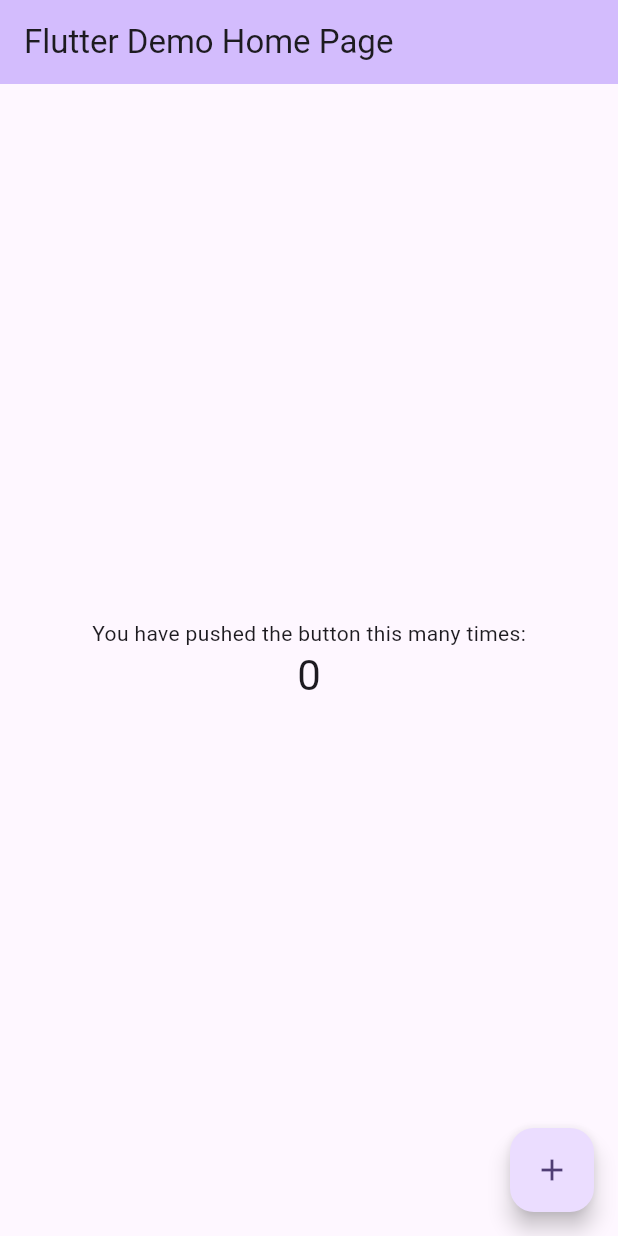
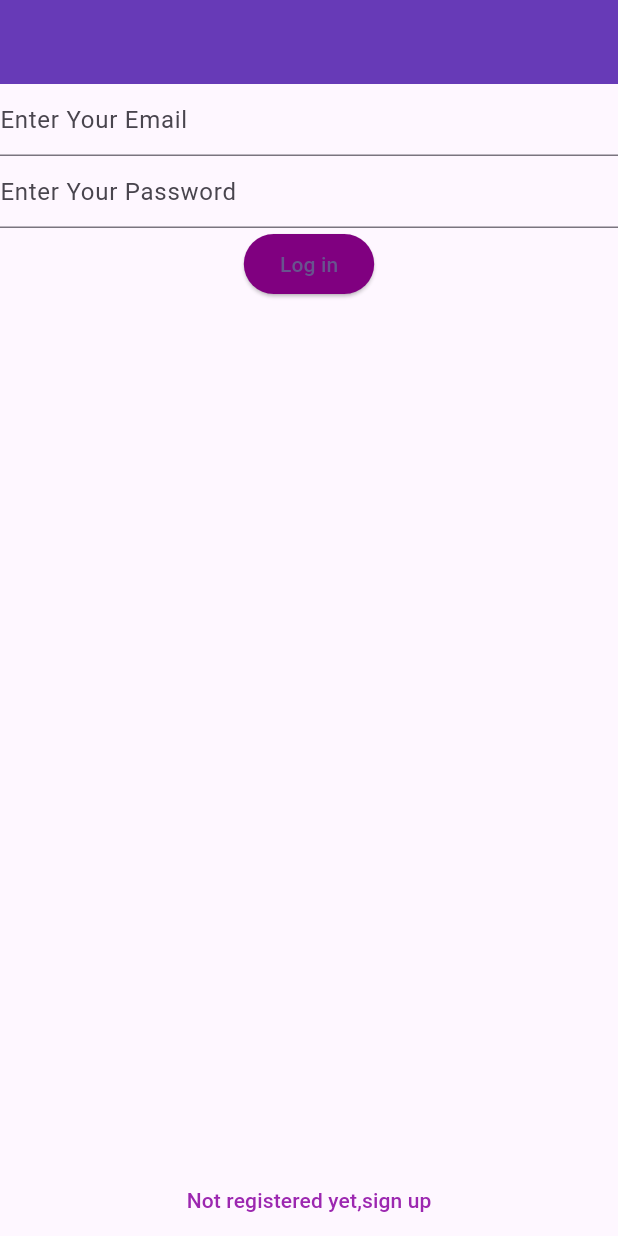
Before and after one commit to PRG-Alpha-231/skillmentor, a Flutter app: the screen it shows after launch, on a phone screen of 412 x 824 dp. Run offline on Flutter 3.47's test engine with Material 3 defaults, Android fonts, the phone set to English and light mode, and no system bars.

Commit message:
;login screen

```diff
--- a/lib/main.dart
+++ b/lib/main.dart
@@ -1,4 +1,5 @@
 import 'package:flutter/material.dart';
+import 'package:skillmentor/users/screens/user_login_screen.dart';
 
 void main() {
   runApp(const MyApp());
@@ -31,95 +32,7 @@
         colorScheme: ColorScheme.fromSeed(seedColor: Colors.deepPurple),
         useMaterial3: true,
       ),
-      home: const MyHomePage(title: 'Flutter Demo Home Page'),
+      home: UserLoginScreen(),
     );
   }
 }
-
-class MyHomePage extends StatefulWidget {
-  const MyHomePage({super.key, required this.title});
-
-  // This widget is the home page of your application. It is stateful, meaning
-  // that it has a State object (defined below) that contains fields that affect
-  // how it looks.
-
-  // This class is the configuration for the state. It holds the values (in this
-  // case the title) provided by the parent (in this case the App widget) and
-  // used by the build method of the State. Fields in a Widget subclass are
-  // always marked "final".
-
-  final String title;
-
-  @override
-  State<MyHomePage> createState() => _MyHomePageState();
-}
-
-class _MyHomePageState extends State<MyHomePage> {
-  int _counter = 0;
-
-  void _incrementCounter() {
-    setState(() {
-      // This call to setState tells the Flutter framework that something has
-      // changed in this State, which causes it to rerun the build method below
-      // so that the display can reflect the updated values. If we changed
-      // _counter without calling setState(), then the build method would not be
-      // called again, and so nothing would appear to happen.
-      _counter++;
-    });
-  }
-
-  @override
-  Widget build(BuildContext context) {
-    // This method is rerun every time setState is called, for instance as done
-    // by the _incrementCounter method above.
-    //
-    // The Flutter framework has been optimized to make rerunning build methods
-    // fast, so that you can just rebuild anything that needs updating rather
-    // than having to individually change instances of widgets.
-    return Scaffold(
-      appBar: AppBar(
-        // TRY THIS: Try changing the color here to a specific color (to
-        // Colors.amber, perhaps?) and trigger a hot reload to see the AppBar
-        // change color while the other colors stay the same.
-        backgroundColor: Theme.of(context).colorScheme.inversePrimary,
-        // Here we take the value from the MyHomePage object that was created by
-        // the App.build method, and use it to set our appbar title.
-        title: Text(widget.title),
-      ),
-      body: Center(
-        // Center is a layout widget. It takes a single child and positions it
-        // in the middle of the parent.
-        child: Column(
-          // Column is also a layout widget. It takes a list of children and
-          // arranges them vertically. By default, it sizes itself to fit its
-          // children horizontally, and tries to be as tall as its parent.
-          //
-          // Column has various properties to control how it sizes itself and
-          // how it positions its children. Here we use mainAxisAlignment to
-          // center the children vertically; the main axis here is the vertical
-          // axis because Columns are vertical (the cross axis would be
-          // horizontal).
-          //
-          // TRY THIS: Invoke "debug painting" (choose the "Toggle Debug Paint"
-          // action in the IDE, or press "p" in the console), to see the
-          // wireframe for each widget.
-          mainAxisAlignment: MainAxisAlignment.center,
-          children: <Widget>[
-            const Text(
-              'You have pushed the button this many times:',
-            ),
-            Text(
-              '$_counter',
-              style: Theme.of(context).textTheme.headlineMedium,
-            ),
-          ],
-        ),
-      ),
-      floatingActionButton: FloatingActionButton(
-        onPressed: _incrementCounter,
-        tooltip: 'Increment',
-        child: const Icon(Icons.add),
-      ), // This trailing comma makes auto-formatting nicer for build methods.
-    );
-  }
-}
--- /dev/null
+++ b/lib/users/screens/user_login_screen.dart
@@ -0,0 +1,48 @@
+import 'package:flutter/material.dart';
+
+class UserLoginScreen extends StatelessWidget {
+  const UserLoginScreen({super.key});
+
+  @override
+  Widget build(BuildContext context) {
+    return Scaffold(
+      appBar: AppBar(backgroundColor: Colors.deepPurple,),
+        body: Column(
+      children: [
+
+        TextField(
+          decoration: InputDecoration(hintText: 'Enter Your Email'),
+        ),
+        TextField(
+          decoration: InputDecoration(hintText: 'Enter Your Password'),
+        ),
+
+        ElevatedButton(
+              style: ElevatedButton.styleFrom(
+                backgroundColor: Color(0xFF800080), // Valid ARGB color
+              ),
+              onPressed: () {
+                // Add action here
+              },
+              child: Text('Log in'),
+            ),
+            Spacer(),
+       TextButton(
+          style: ButtonStyle(
+            overlayColor: MaterialStateProperty.resolveWith<Color?>(
+                (Set<MaterialState> states) {
+              if (states.contains(MaterialState.focused)) return Colors.red;
+              return null; // Defer to the widget's default.
+            }),
+          ),
+          onPressed: () {},
+          child: Text('Not registered yet,sign up',style: TextStyle(color: Colors.purple
+
+          ),),
+        ),
+
+
+      ],
+    ));
+  }
+}
```
